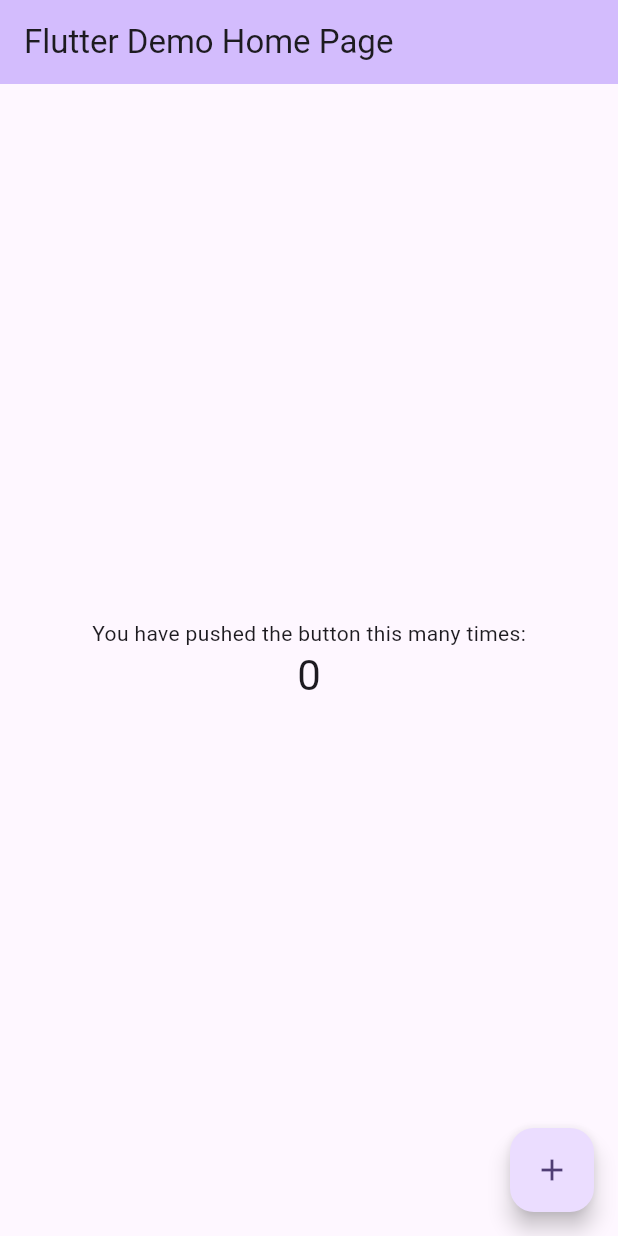
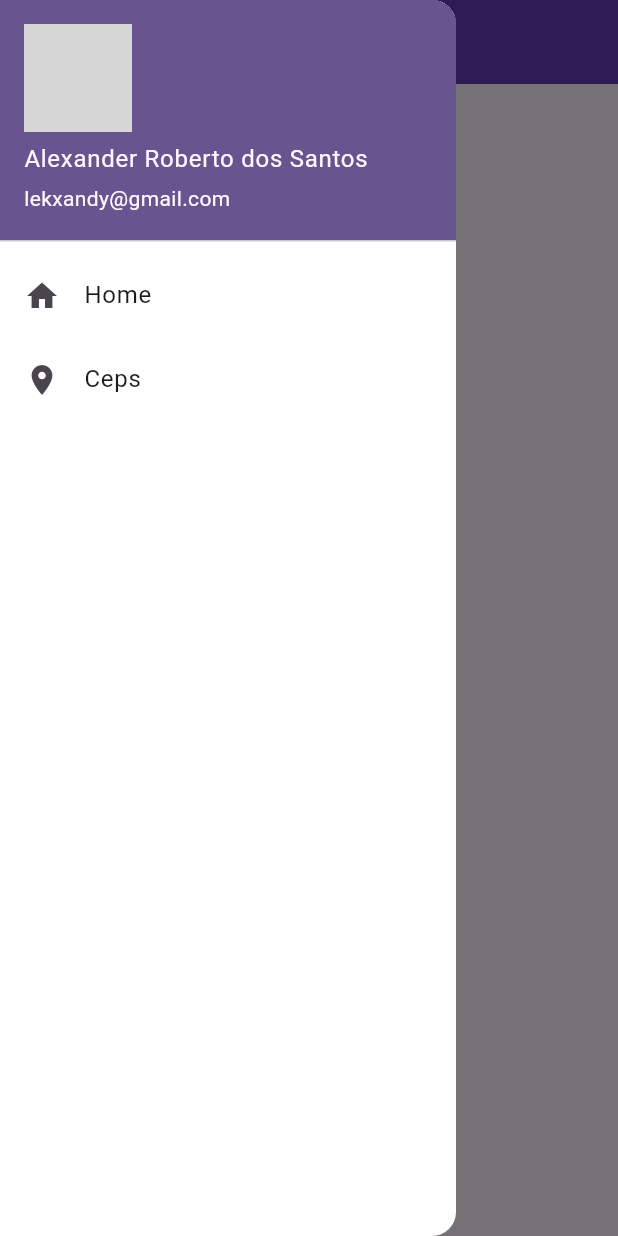
Before and after one commit to alexandersantosdev/viacep, a Flutter app: the screen it shows after launch, with the side drawer open (before the commit the screen has no drawer), on a phone screen of 412 x 824 dp. Run offline on Flutter 3.47's test engine with Material 3 defaults, Android fonts, the phone set to English and light mode, and no system bars; our stand-ins replace flutter_dotenv; network calls fail; grey boxes are pictures that could not be loaded.

Commit message:
initialize pages and menu drawer

```diff
--- a/lib/main.dart
+++ b/lib/main.dart
@@ -1,125 +1,26 @@
 import 'package:flutter/material.dart';
+import 'package:flutter_dotenv/flutter_dotenv.dart';
+import 'package:viacep/pages/home_page.dart';
+import 'package:viacep/shared/custom_drawer.dart';
 
-void main() {
+void main() async {
+  await dotenv.load(fileName: ".env");
   runApp(const MyApp());
 }
 
 class MyApp extends StatelessWidget {
   const MyApp({super.key});
 
-  // This widget is the root of your application.
   @override
   Widget build(BuildContext context) {
     return MaterialApp(
-      title: 'Flutter Demo',
+      debugShowCheckedModeBanner: false,
+      title: 'ViaCepAPP',
       theme: ThemeData(
-        // This is the theme of your application.
-        //
-        // TRY THIS: Try running your application with "flutter run". You'll see
-        // the application has a purple toolbar. Then, without quitting the app,
-        // try changing the seedColor in the colorScheme below to Colors.green
-        // and then invoke "hot reload" (save your changes or press the "hot
-        // reload" button in a Flutter-supported IDE, or press "r" if you used
-        // the command line to start the app).
-        //
-        // Notice that the counter didn't reset back to zero; the application
-        // state is not lost during the reload. To reset the state, use hot
-        // restart instead.
-        //
-        // This works for code too, not just values: Most code changes can be
-        // tested with just a hot reload.
         colorScheme: ColorScheme.fromSeed(seedColor: Colors.deepPurple),
         useMaterial3: true,
       ),
-      home: const MyHomePage(title: 'Flutter Demo Home Page'),
+      home:const HomePage(),
     );
   }
 }
-
-class MyHomePage extends StatefulWidget {
-  const MyHomePage({super.key, required this.title});
-
-  // This widget is the home page of your application. It is stateful, meaning
-  // that it has a State object (defined below) that contains fields that affect
-  // how it looks.
-
-  // This class is the configuration for the state. It holds the values (in this
-  // case the title) provided by the parent (in this case the App widget) and
-  // used by the build method of the State. Fields in a Widget subclass are
-  // always marked "final".
-
-  final String title;
-
-  @override
-  State<MyHomePage> createState() => _MyHomePageState();
-}
-
-class _MyHomePageState extends State<MyHomePage> {
-  int _counter = 0;
-
-  void _incrementCounter() {
-    setState(() {
-      // This call to setState tells the Flutter framework that something has
-      // changed in this State, which causes it to rerun the build method below
-      // so that the display can reflect the updated values. If we changed
-      // _counter without calling setState(), then the build method would not be
-      // called again, and so nothing would appear to happen.
-      _counter++;
-    });
-  }
-
-  @override
-  Widget build(BuildContext context) {
-    // This method is rerun every time setState is called, for instance as done
-    // by the _incrementCounter method above.
-    //
-    // The Flutter framework has been optimized to make rerunning build methods
-    // fast, so that you can just rebuild anything that needs updating rather
-    // than having to individually change instances of widgets.
-    return Scaffold(
-      appBar: AppBar(
-        // TRY THIS: Try changing the color here to a specific color (to
-        // Colors.amber, perhaps?) and trigger a hot reload to see the AppBar
-        // change color while the other colors stay the same.
-        backgroundColor: Theme.of(context).colorScheme.inversePrimary,
-        // Here we take the value from the MyHomePage object that was created by
-        // the App.build method, and use it to set our appbar title.
-        title: Text(widget.title),
-      ),
-      body: Center(
-        // Center is a layout widget. It takes a single child and positions it
-        // in the middle of the parent.
-        child: Column(
-          // Column is also a layout widget. It takes a list of children and
-          // arranges them vertically. By default, it sizes itself to fit its
-          // children horizontally, and tries to be as tall as its parent.
-          //
-          // Column has various properties to control how it sizes itself and
-          // how it positions its children. Here we use mainAxisAlignment to
-          // center the children vertically; the main axis here is the vertical
-          // axis because Columns are vertical (the cross axis would be
-          // horizontal).
-          //
-          // TRY THIS: Invoke "debug painting" (choose the "Toggle Debug Paint"
-          // action in the IDE, or press "p" in the console), to see the
-          // wireframe for each widget.
-          mainAxisAlignment: MainAxisAlignment.center,
-          children: <Widget>[
-            const Text(
-              'You have pushed the button this many times:',
-            ),
-            Text(
-              '$_counter',
-              style: Theme.of(context).textTheme.headlineMedium,
-            ),
-          ],
-        ),
-      ),
-      floatingActionButton: FloatingActionButton(
-        onPressed: _incrementCounter,
-        tooltip: 'Increment',
-        child: const Icon(Icons.add),
-      ), // This trailing comma makes auto-formatting nicer for build methods.
-    );
-  }
-}
--- /dev/null
+++ b/lib/pages/cep_page.dart
@@ -0,0 +1,20 @@
+import 'package:flutter/material.dart';
+
+class CepPage extends StatelessWidget {
+  const CepPage({super.key});
+
+  @override
+  Widget build(BuildContext context) {
+    return  Scaffold(
+      appBar: AppBar(),
+      body:  const Center(
+        child:  Column(
+          crossAxisAlignment: CrossAxisAlignment.center,
+          children: [
+             Text("Projeto ViaCep"),
+          ],
+        ),
+      ),
+    );
+  }
+}
--- /dev/null
+++ b/lib/pages/home_page.dart
@@ -0,0 +1,23 @@
+import 'package:flutter/material.dart';
+import 'package:viacep/shared/custom_drawer.dart';
+
+class HomePage extends StatelessWidget {
+  const HomePage({super.key});
+
+  @override
+  Widget build(BuildContext context) {
+    return Scaffold(
+      appBar: AppBar(
+        backgroundColor: Colors.deepPurple,
+        title: const Text(
+          'ViaCepAPP',
+          style: TextStyle(
+            color: Colors.white,
+          ),
+        ),
+      ),
+      drawer: const CustomDrawer(),
+      body: Column(),
+    );
+  }
+}
--- /dev/null
+++ b/lib/shared/constants.dart
@@ -0,0 +1,10 @@
+import 'package:flutter/material.dart';
+import 'package:viacep/pages/cep_page.dart';
+import 'package:viacep/pages/home_page.dart';
+
+class Constants {
+  static List<Map<dynamic, dynamic>> menuItems = [
+    {"title": "Home", "icon": Icons.home, "route": const HomePage()},
+    {"title": "Ceps", "icon": Icons.location_on, "route": const CepPage()},
+  ];
+}
--- /dev/null
+++ b/lib/shared/custom_drawer.dart
@@ -0,0 +1,51 @@
+import 'package:flutter/material.dart';
+import 'package:viacep/pages/home_page.dart';
+import 'package:viacep/shared/constants.dart';
+import 'package:viacep/shared/menu_item.dart';
+
+class CustomDrawer extends StatefulWidget {
+  const CustomDrawer({super.key});
+
+  @override
+  State<CustomDrawer> createState() => _CustomDrawerState();
+}
+
+class _CustomDrawerState extends State<CustomDrawer> {
+  @override
+  Widget build(BuildContext context) {
+    return Drawer(
+      backgroundColor: Colors.white,
+      child: Column(
+        children: [
+          const UserAccountsDrawerHeader(
+              accountName: Text("Alexander Roberto dos Santos"),
+              accountEmail: Text("lekxandy@gmail.com"),
+              currentAccountPicture: CircleAvatar(
+                  backgroundImage: NetworkImage(
+                      "https://github.com/alexandersantosdev.png"))),
+          Expanded(
+            child: ListView(
+              children: Constants.menuItems
+                  .map(
+                    (menuItem) => MenuItem(
+                      icon: menuItem["icon"],
+                      title: menuItem["title"],
+                      func: () {
+                        Navigator.pop(context);
+                        Navigator.push(
+                          context,
+                          MaterialPageRoute(
+                            builder: (context) => menuItem["route"],
+                          ),
+                        );
+                      },
+                    ),
+                  )
+                  .toList(),
+            ),
+          ),
+        ],
+      ),
+    );
+  }
+}
--- /dev/null
+++ b/lib/shared/menu_item.dart
@@ -0,0 +1,20 @@
+import 'package:flutter/material.dart';
+
+class MenuItem extends StatelessWidget {
+  final IconData icon;
+  final String title;
+  final Function func;
+
+  const MenuItem({super.key, required this.icon, required this.title, required this.func});
+
+  @override
+  Widget build(BuildContext context) {
+    return InkWell(
+      child: ListTile(
+        onTap: () => func(),
+        leading: Icon(icon),
+        title: Text(title),
+      ),
+    );
+  }
+}
```
Also changed, not shown: pubspec.yaml (+6 -1 lines), 1 other file.
